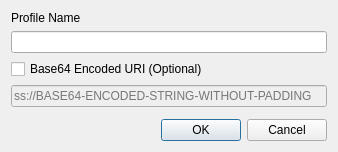
Qt form src/addprofiledialogue.ui (shadowsocks/shadowsocks-qt5) before a commit.
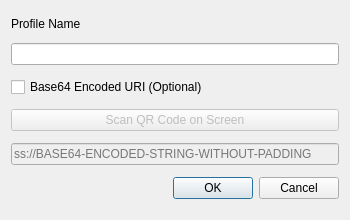
The same form after that commit.

Commit message: Support QR code scan. fix #43.

Diff of the .ui file:
```diff
--- a/src/addprofiledialogue.ui
+++ b/src/addprofiledialogue.ui
@@ -6,8 +6,8 @@
    <rect>
     <x>0</x>
     <y>0</y>
-    <width>338</width>
-    <height>152</height>
+    <width>350</width>
+    <height>220</height>
    </rect>
   </property>
   <property name="sizePolicy">
@@ -18,14 +18,14 @@
   </property>
   <property name="minimumSize">
    <size>
-    <width>338</width>
-    <height>152</height>
+    <width>350</width>
+    <height>220</height>
    </size>
   </property>
   <property name="maximumSize">
    <size>
-    <width>338</width>
-    <height>152</height>
+    <width>350</width>
+    <height>220</height>
    </size>
   </property>
   <property name="windowTitle">
@@ -58,6 +58,19 @@
      </property>
     </widget>
    </item>
+   <item>
+    <widget class="QPushButton" name="scanButton">
+     <property name="enabled">
+      <bool>false</bool>
+     </property>
+     <property name="toolTip">
+      <string>Scan QR code on screen and decode it to get he SS URI.</string>
+     </property>
+     <property name="text">
+      <string>Scan QR Code on Screen</string>
+     </property>
+    </widget>
+   </item>
    <item>
     <widget class="QLineEdit" name="ssuriEdit">
      <property name="enabled">
@@ -71,7 +84,7 @@
      </property>
     </widget>
    </item>
-   <item alignment="Qt::AlignBottom">
+   <item>
     <widget class="QDialogButtonBox" name="buttonBox">
      <property name="orientation">
       <enum>Qt::Horizontal</enum>
```
Left out of the diff: 23 changed lines with no effect on the pictures. The commit also changes 3 other files.
